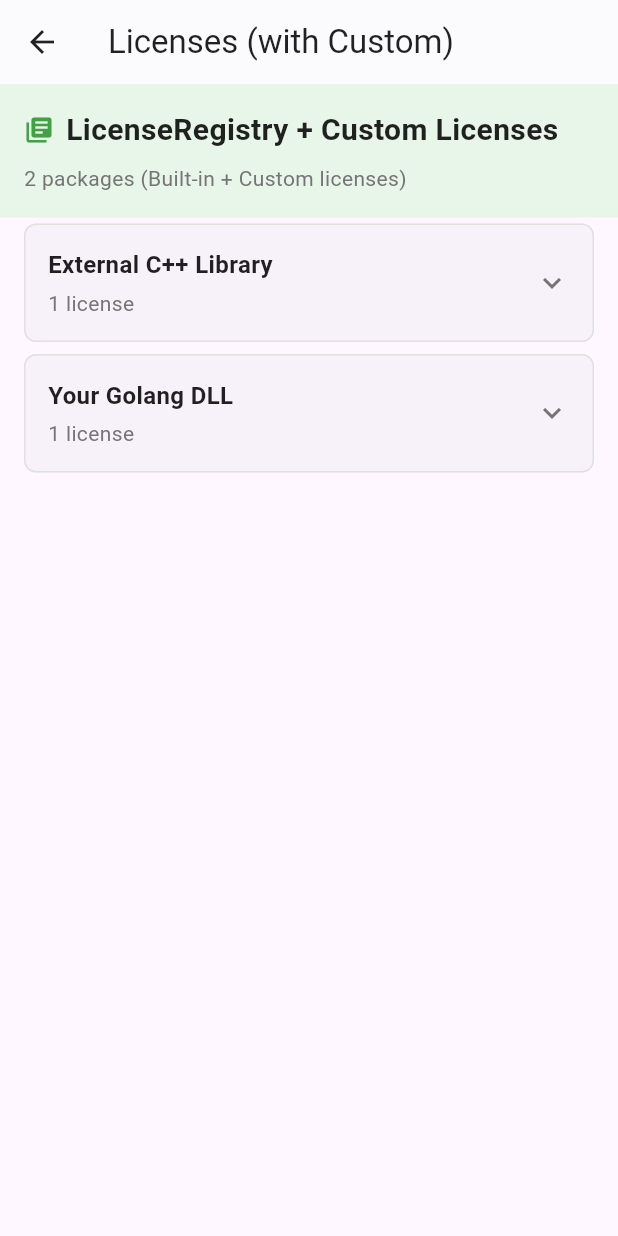
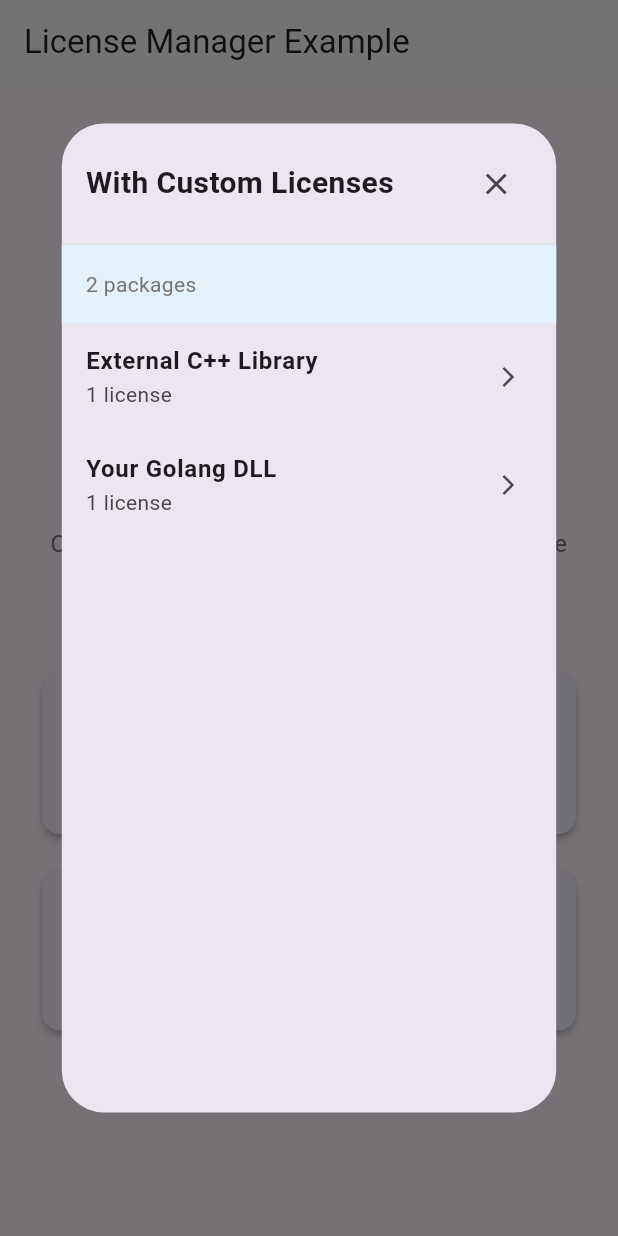
Before and after one commit to kihyun1998/flutter_license_manager, a Flutter app: the screen it shows after launch, after a tap on "With Custom Licenses", on a phone screen of 412 x 824 dp. Run offline on Flutter 3.47's test engine with Material 3 defaults, Android fonts, the phone set to English and light mode, and no system bars; Roboto replaces fonts that are missing (Segoe UI).

Commit message:
update: update example

```diff
--- a/example/lib/screens/custom_license_screen.dart
+++ /dev/null
@@ -1,94 +0,0 @@
-import 'package:example/services/license_manager.dart';
-import 'package:flutter/material.dart';
-
-import '../widgets/license_card.dart';
-
-class CustomLicenseScreen extends StatelessWidget {
-  const CustomLicenseScreen({super.key});
-
-  @override
-  Widget build(BuildContext context) {
-    final licenseManager = LicenseManager();
-    final licenses = licenseManager.allLicenses;
-
-    return Scaffold(
-      appBar: AppBar(
-        title: Text('Licenses (with Custom)'),
-        backgroundColor: Colors.white,
-        foregroundColor: Colors.black87,
-        elevation: 0.5,
-      ),
-      body: Column(
-        children: [
-          // 헤더 정보
-          Container(
-            width: double.infinity,
-            padding: EdgeInsets.all(16),
-            color: Colors.green.shade50,
-            child: Column(
-              crossAxisAlignment: CrossAxisAlignment.start,
-              children: [
-                Row(
-                  children: [
-                    Icon(
-                      Icons.library_books,
-                      color: Colors.green.shade600,
-                      size: 20,
-                    ),
-                    SizedBox(width: 8),
-                    Text(
-                      'LicenseRegistry + Custom Licenses',
-                      style: TextStyle(
-                        fontSize: 20,
-                        fontWeight: FontWeight.bold,
-                        color: Colors.black87,
-                      ),
-                    ),
-                  ],
-                ),
-                SizedBox(height: 8),
-                Text(
-                  '${licenses.length} packages (Built-in + Custom licenses)',
-                  style: TextStyle(
-                    fontSize: 14,
-                    color: Colors.grey.shade600,
-                  ),
-                ),
-              ],
-            ),
-          ),
-          // 라이선스 리스트
-          Expanded(
-            child: licenses.isEmpty
-                ? Center(
-                    child: Column(
-                      mainAxisAlignment: MainAxisAlignment.center,
-                      children: [
-                        Icon(
-                          Icons.description_outlined,
-                          size: 64,
-                          color: Colors.grey.shade400,
-                        ),
-                        SizedBox(height: 16),
-                        Text(
-                          'No licenses found',
-                          style: TextStyle(
-                            fontSize: 18,
-                            color: Colors.grey.shade600,
-                          ),
-                        ),
-                      ],
-                    ),
-                  )
-                : ListView.builder(
-                    itemCount: licenses.length,
-                    itemBuilder: (context, index) {
-                      return LicenseCard(license: licenses[index]);
-                    },
-                  ),
-          ),
-        ],
-      ),
-    );
-  }
-}
--- a/example/lib/screens/home_screen.dart
+++ b/example/lib/screens/home_screen.dart
@@ -1,6 +1,5 @@
-import 'package:example/screens/custom_license_screen.dart';
-import 'package:example/screens/license_screen.dart';
 import 'package:example/services/license_manager.dart';
+import 'package:example/widgets/license_dialog.dart';
 import 'package:flutter/material.dart';
 
 class HomeScreen extends StatelessWidget {
@@ -56,11 +55,10 @@ class HomeScreen extends StatelessWidget {
               icon: Icons.flutter_dash,
               color: Colors.blue,
               onTap: () {
-                Navigator.push(
+                LicenseDialog.show(
                   context,
-                  MaterialPageRoute(
-                    builder: (context) => LicenseScreen(),
-                  ),
+                  licenses: licenseManager.basicLicenses,
+                  title: 'Basic LicenseRegistry',
                 );
               },
             ),
@@ -73,11 +71,10 @@ class HomeScreen extends StatelessWidget {
               icon: Icons.library_books,
               color: Colors.green,
               onTap: () {
-                Navigator.push(
+                LicenseDialog.show(
                   context,
-                  MaterialPageRoute(
-                    builder: (context) => CustomLicenseScreen(),
-                  ),
+                  licenses: licenseManager.allLicenses,
+                  title: 'With Custom Licenses',
                 );
               },
             ),
--- a/example/lib/widgets/license_card.dart
+++ /dev/null
@@ -1,199 +0,0 @@
-import 'package:flutter/material.dart';
-import 'package:flutter/services.dart';
-import 'package:flutter_license_manager/flutter_license_manager.dart';
-
-class LicenseCard extends StatefulWidget {
-  final OssLicenseInfo license;
-
-  const LicenseCard({
-    super.key,
-    required this.license,
-  });
-
-  @override
-  State<LicenseCard> createState() => _LicenseCardState();
-}
-
-class _LicenseCardState extends State<LicenseCard> {
-  bool _isExpanded = false;
-
-  @override
-  Widget build(BuildContext context) {
-    return Card(
-      margin: EdgeInsets.symmetric(horizontal: 16, vertical: 4),
-      elevation: 0,
-      shape: RoundedRectangleBorder(
-        borderRadius: BorderRadius.circular(8),
-        side: BorderSide(
-          color: Colors.grey.shade300,
-          width: 1,
-        ),
-      ),
-      child: Column(
-        children: [
-          _buildHeader(),
-          if (_isExpanded) _buildExpandedContent(),
-        ],
-      ),
-    );
-  }
-
-  Widget _buildHeader() {
-    return InkWell(
-      onTap: () {
-        setState(() {
-          _isExpanded = !_isExpanded;
-        });
-      },
-      borderRadius: BorderRadius.circular(8),
-      child: Container(
-        width: double.infinity,
-        padding: EdgeInsets.all(16),
-        child: Row(
-          children: [
-            Expanded(
-              child: Column(
-                crossAxisAlignment: CrossAxisAlignment.start,
-                children: [
-                  Text(
-                    widget.license.packageName,
-                    style: TextStyle(
-                      fontSize: 16,
-                      fontWeight: FontWeight.w600,
-                      color: Colors.black87,
-                    ),
-                  ),
-                  SizedBox(height: 4),
-                  Text(
-                    _getLicenseCountText(),
-                    style: TextStyle(
-                      fontSize: 14,
-                      color: Colors.grey.shade600,
-                    ),
-                  ),
-                ],
-              ),
-            ),
-            Icon(
-              _isExpanded ? Icons.expand_less : Icons.expand_more,
-              color: Colors.grey.shade600,
-              size: 24,
-            ),
-          ],
-        ),
-      ),
-    );
-  }
-
-  Widget _buildExpandedContent() {
-    return Container(
-      width: double.infinity,
-      padding: EdgeInsets.fromLTRB(16, 0, 16, 16),
-      child: Container(
-        constraints: BoxConstraints(maxHeight: 400),
-        padding: EdgeInsets.all(16),
-        decoration: BoxDecoration(
-          color: Colors.grey.shade50,
-          border: Border.all(color: Colors.grey.shade300),
-          borderRadius: BorderRadius.circular(8),
-        ),
-        child: Column(
-          children: [
-            Row(
-              mainAxisAlignment: MainAxisAlignment.spaceBetween,
-              children: [
-                Text(
-                  'License Text',
-                  style: TextStyle(
-                    fontSize: 12,
-                    color: Colors.grey.shade600,
-                    fontWeight: FontWeight.w500,
-                  ),
-                ),
-                IconButton(
-                  onPressed: _copyLicenseText,
-                  icon: Icon(
-                    Icons.copy,
-                    size: 16,
-                    color: Colors.grey.shade600,
-                  ),
-                  tooltip: 'Copy license text',
-                  padding: EdgeInsets.all(4),
-                  constraints: BoxConstraints(
-                    minWidth: 24,
-                    minHeight: 24,
-                  ),
-                ),
-              ],
-            ),
-            Divider(height: 16, color: Colors.grey.shade400),
-            Expanded(
-              child: SingleChildScrollView(
-                padding: EdgeInsets.all(8),
-                child: Column(
-                  crossAxisAlignment: CrossAxisAlignment.start,
-                  children: _buildLicenseTexts(),
-                ),
-              ),
-            ),
-          ],
-        ),
-      ),
-    );
-  }
-
-  List<Widget> _buildLicenseTexts() {
-    final widgets = <Widget>[];
-
-    for (int i = 0; i < widget.license.licenseTexts.length; i++) {
-      // 라이센스 텍스트 추가
-      widgets.add(
-        SelectableText(
-          widget.license.licenseTexts[i],
-          style: TextStyle(
-            fontSize: 12,
-            fontFamily: 'monospace',
-            height: 1.4,
-            color: Colors.grey.shade800,
-          ),
-        ),
-      );
-
-      // 마지막이 아니면 Divider 추가
-      if (i < widget.license.licenseTexts.length - 1) {
-        widgets.add(SizedBox(height: 16));
-        widgets.add(
-          Divider(
-            color: Colors.grey.shade400,
-            thickness: 1,
-          ),
-        );
-        widgets.add(SizedBox(height: 16));
-      }
-    }
-
-    return widgets;
-  }
-
-  String _getLicenseCountText() {
-    if (widget.license.licenseCount == 1) {
-      return '1 license';
-    } else {
-      return '${widget.license.licenseCount} licenses';
-    }
-  }
-
-  void _copyLicenseText() {
-    final textToCopy =
-        'Package: ${widget.license.packageName}\n\n${widget.license.licenseTexts.join('\n\n')}';
-
-    Clipboard.setData(ClipboardData(text: textToCopy));
-
-    ScaffoldMessenger.of(context).showSnackBar(
-      SnackBar(
-        content: Text('License text copied to clipboard'),
-        duration: Duration(seconds: 2),
-      ),
-    );
-  }
-}
--- /dev/null
+++ b/example/lib/widgets/license_detail_view.dart
@@ -0,0 +1,125 @@
+import 'package:flutter/material.dart';
+import 'package:flutter/services.dart';
+import 'package:flutter_license_manager/flutter_license_manager.dart';
+
+class LicenseDetailView extends StatelessWidget {
+  final OssLicenseInfo license;
+  final VoidCallback onBack;
+
+  const LicenseDetailView({
+    super.key,
+    required this.license,
+    required this.onBack,
+  });
+
+  @override
+  Widget build(BuildContext context) {
+    return Column(
+      crossAxisAlignment: CrossAxisAlignment.start,
+      children: [
+        // 헤더
+        Row(
+          children: [
+            IconButton(
+              onPressed: onBack,
+              icon: Icon(Icons.arrow_back),
+            ),
+            Expanded(
+              child: Column(
+                crossAxisAlignment: CrossAxisAlignment.start,
+                children: [
+                  Text(
+                    license.packageName,
+                    style: TextStyle(
+                      fontSize: 18,
+                      fontWeight: FontWeight.bold,
+                    ),
+                  ),
+                  Text(
+                    _getLicenseCountText(),
+                    style: TextStyle(
+                      fontSize: 14,
+                      color: Colors.grey.shade600,
+                    ),
+                  ),
+                ],
+              ),
+            ),
+            IconButton(
+              onPressed: _copyLicenseText,
+              icon: Icon(Icons.copy),
+              tooltip: 'Copy license text',
+            ),
+          ],
+        ),
+        Divider(),
+        // 라이센스 텍스트들
+        Expanded(
+          child: SingleChildScrollView(
+            padding: EdgeInsets.all(16),
+            child: Column(
+              crossAxisAlignment: CrossAxisAlignment.start,
+              children: _buildLicenseTexts(),
+            ),
+          ),
+        ),
+      ],
+    );
+  }
+
+  List<Widget> _buildLicenseTexts() {
+    final widgets = <Widget>[];
+
+    for (int i = 0; i < license.licenseTexts.length; i++) {
+      // 라이센스 텍스트 추가
+      widgets.add(
+        Container(
+          width: double.infinity,
+          padding: EdgeInsets.all(16),
+          decoration: BoxDecoration(
+            color: Colors.grey.shade50,
+            border: Border.all(color: Colors.grey.shade300),
+            borderRadius: BorderRadius.circular(8),
+          ),
+          child: SelectableText(
+            license.licenseTexts[i],
+            style: TextStyle(
+              fontSize: 12,
+              fontFamily: 'monospace',
+              height: 1.4,
+              color: Colors.grey.shade800,
+            ),
+          ),
+        ),
+      );
+
+      // 마지막이 아니면 Divider 추가
+      if (i < license.licenseTexts.length - 1) {
+        widgets.add(SizedBox(height: 16));
+        widgets.add(
+          Divider(
+            color: Colors.grey.shade400,
+            thickness: 1,
+          ),
+        );
+        widgets.add(SizedBox(height: 16));
+      }
+    }
+
+    return widgets;
+  }
+
+  String _getLicenseCountText() {
+    if (license.licenseCount == 1) {
+      return '1 license';
+    } else {
+      return '${license.licenseCount} licenses';
+    }
+  }
+
+  void _copyLicenseText() {
+    final textToCopy =
+        'Package: ${license.packageName}\n\n${license.licenseTexts.join('\n\n')}';
+    Clipboard.setData(ClipboardData(text: textToCopy));
+  }
+}
--- /dev/null
+++ b/example/lib/widgets/license_dialog.dart
@@ -0,0 +1,161 @@
+import 'package:flutter/material.dart';
+import 'package:flutter_license_manager/flutter_license_manager.dart';
+
+import 'license_detail_view.dart';
+
+class LicenseDialog extends StatefulWidget {
+  final List<OssLicenseInfo> licenses;
+  final String title;
+
+  const LicenseDialog({
+    super.key,
+    required this.licenses,
+    required this.title,
+  });
+
+  @override
+  State<LicenseDialog> createState() => _LicenseDialogState();
+
+  static void show(
+    BuildContext context, {
+    required List<OssLicenseInfo> licenses,
+    required String title,
+  }) {
+    showDialog(
+      context: context,
+      builder: (context) => LicenseDialog(
+        licenses: licenses,
+        title: title,
+      ),
+    );
+  }
+}
+
+class _LicenseDialogState extends State<LicenseDialog> {
+  OssLicenseInfo? selectedLicense;
+
+  @override
+  Widget build(BuildContext context) {
+    return Dialog(
+      child: SizedBox(
+        width: MediaQuery.of(context).size.width * 0.8,
+        height: MediaQuery.of(context).size.height * 0.8,
+        child: Column(
+          children: [
+            // 다이얼로그 헤더
+            Container(
+              padding: EdgeInsets.all(16),
+              decoration: BoxDecoration(
+                border: Border(
+                  bottom: BorderSide(color: Colors.grey.shade300),
+                ),
+              ),
+              child: Row(
+                children: [
+                  Expanded(
+                    child: Text(
+                      selectedLicense != null ? 'License Detail' : widget.title,
+                      style: TextStyle(
+                        fontSize: 20,
+                        fontWeight: FontWeight.bold,
+                      ),
+                    ),
+                  ),
+                  IconButton(
+                    onPressed: () => Navigator.of(context).pop(),
+                    icon: Icon(Icons.close),
+                  ),
+                ],
+              ),
+            ),
+            // 컨텐츠
+            Expanded(
+              child: AnimatedSwitcher(
+                duration: Duration(milliseconds: 300),
+                child: selectedLicense != null
+                    ? LicenseDetailView(
+                        key: ValueKey('detail_${selectedLicense!.packageName}'),
+                        license: selectedLicense!,
+                        onBack: () {
+                          setState(() {
+                            selectedLicense = null;
+                          });
+                        },
+                      )
+                    : _buildLicenseList(),
+              ),
+            ),
+          ],
+        ),
+      ),
+    );
+  }
+
+  Widget _buildLicenseList() {
+    return Column(
+      key: ValueKey('list'),
+      children: [
+        // 헤더 정보
+        Container(
+          width: double.infinity,
+          padding: EdgeInsets.all(16),
+          color: Colors.blue.shade50,
+          child: Text(
+            '${widget.licenses.length} packages',
+            style: TextStyle(
+              fontSize: 14,
+              color: Colors.grey.shade600,
+            ),
+          ),
+        ),
+        // 라이선스 리스트
+        Expanded(
+          child: widget.licenses.isEmpty
+              ? Center(
+                  child: Column(
+                    mainAxisAlignment: MainAxisAlignment.center,
+                    children: [
+                      Icon(
+                        Icons.description_outlined,
+                        size: 64,
+                        color: Colors.grey.shade400,
+                      ),
+                      SizedBox(height: 16),
+                      Text(
+                        'No licenses found',
+                        style: TextStyle(
+                          fontSize: 18,
+                          color: Colors.grey.shade600,
+                        ),
+                      ),
+                    ],
+                  ),
+                )
+              : ListView.builder(
+                  itemCount: widget.licenses.length,
+                  itemBuilder: (context, index) {
+                    final license = widget.licenses[index];
+                    return ListTile(
+                      title: Text(
+                        license.packageName,
+                        style: TextStyle(fontWeight: FontWeight.w600),
+                      ),
+                      subtitle: Text(
+                        license.licenseCount == 1
+                            ? '1 license'
+                            : '${license.licenseCount} licenses',
+                      ),
+                      trailing: Icon(Icons.arrow_forward_ios, size: 16),
+                      onTap: () {
+                        setState(() {
+                          selectedLicense = license;
+                        });
+                      },
+                    );
+                  },
+                ),
+        ),
+      ],
+    );
+  }
+}
```
Also changed, not shown: example/lib/screens/license_screen.dart (deleted, +0 -94 lines).
